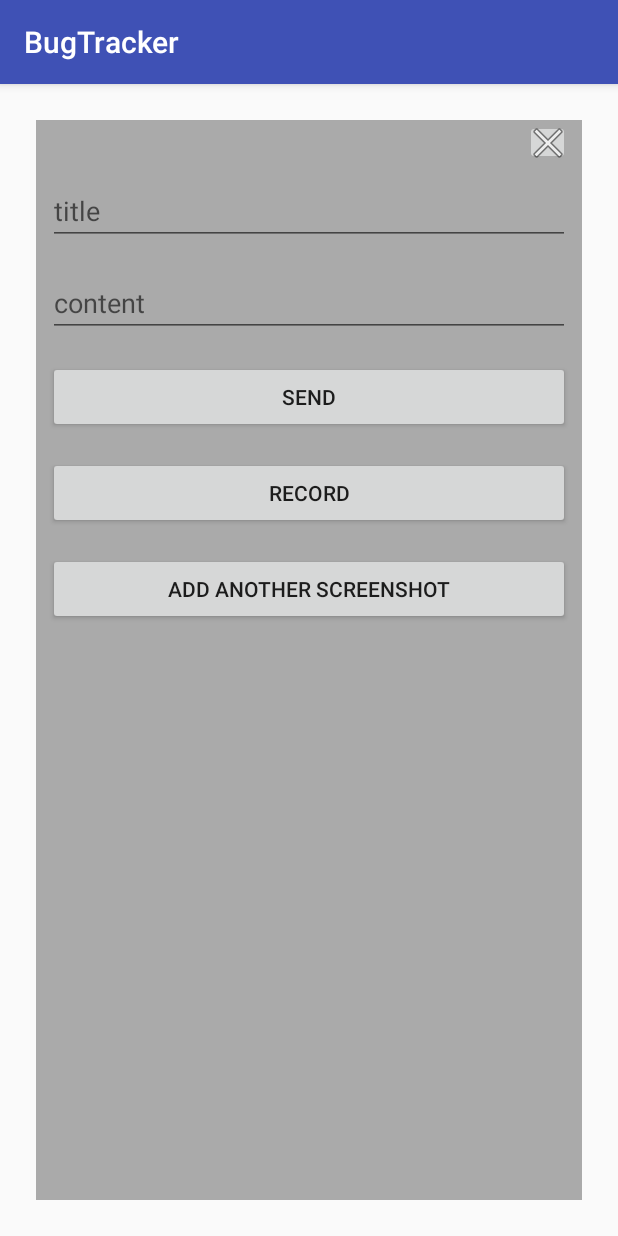
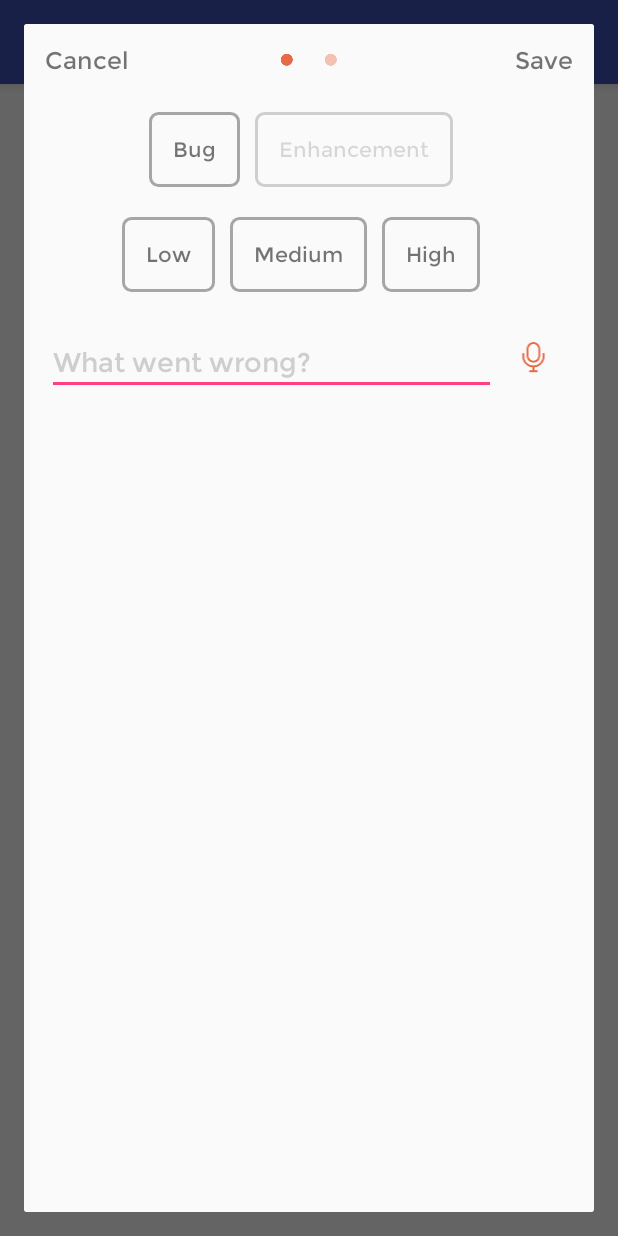
Before and after one commit to MoodupDev/DebuggIt-Android, an Android app: the fragment DrawFragment shown on its own in the app's theme, after a tap on "Save", on a phone screen of 412 x 824 dp. Run offline under Robolectric (Android 15) with nearby library versions, the phone set to English and light mode, and no system bars; our stand-ins replace ButterKnife; libraries missing offline, so code that uses them is left out: com.cloudinary, com.cloudinary.utils; 3 statements that could not run were skipped.

Commit message:
Update report fragment

```diff
--- a/bugreporter/src/main/java/com/moodup/bugreporter/DrawFragment.java
+++ b/bugreporter/src/main/java/com/moodup/bugreporter/DrawFragment.java
@@ -6,11 +6,10 @@ import android.os.AsyncTask;
 import android.os.Bundle;
 import android.support.annotation.Nullable;
 import android.support.v4.app.Fragment;
-import android.support.v4.app.FragmentTransaction;
+import android.support.v4.app.FragmentManager;
 import android.view.LayoutInflater;
 import android.view.View;
 import android.view.ViewGroup;
-import android.widget.Button;
 import android.widget.ImageView;
 
 import com.cloudinary.utils.ObjectUtils;
@@ -129,10 +128,12 @@ public class DrawFragment extends Fragment {
 
             BugReporter.getInstance().getReport().getScreensUrls().addAll(s);
 
-            FragmentTransaction transaction = getActivity().getSupportFragmentManager().beginTransaction();
-            transaction.add(android.R.id.content, ReportFragment.newInstance(), ReportFragment.TAG);
-            transaction.addToBackStack(null);
-            transaction.commit();
+//            FragmentTransaction transaction = getActivity().getSupportFragmentManager().beginTransaction();
+//            transaction.add(android.R.id.content, ReportFragment.newInstance(), ReportFragment.TAG);
+//            transaction.addToBackStack(null);
+//            transaction.commit();
+            FragmentManager fm = getActivity().getSupportFragmentManager();
+            new ReportFragment().show(fm, ReportFragment.TAG);
 
             super.onPostExecute(s);
         }
--- a/bugreporter/src/main/java/com/moodup/bugreporter/ReportFragment.java
+++ b/bugreporter/src/main/java/com/moodup/bugreporter/ReportFragment.java
@@ -4,19 +4,19 @@ import android.app.ProgressDialog;
 import android.os.AsyncTask;
 import android.os.Bundle;
 import android.support.annotation.Nullable;
+import android.support.v4.app.DialogFragment;
 import android.support.v4.app.Fragment;
 import android.support.v4.app.FragmentManager;
+import android.support.v4.app.FragmentPagerAdapter;
+import android.support.v4.view.ViewPager;
 import android.view.LayoutInflater;
 import android.view.View;
 import android.view.ViewGroup;
-import android.widget.Button;
-import android.widget.EditText;
-import android.widget.ImageButton;
+import android.widget.ImageView;
+import android.widget.LinearLayout;
 
 import com.cloudinary.utils.ObjectUtils;
 
-import java.io.FileInputStream;
-import java.io.FileNotFoundException;
 import java.io.IOException;
 import java.io.InputStream;
 import java.util.ArrayList;
@@ -25,13 +25,15 @@ import java.util.Map;
 
 import butterknife.ButterKnife;
 
-public class ReportFragment extends Fragment {
+public class ReportFragment extends DialogFragment implements ViewPager.OnPageChangeListener {
 
     protected static final String TAG = ReportFragment.class.getSimpleName();
+    private static final int DOTS_COUNT = 2;
 
     private ApiClient apiClient;
     private AudioCaptureHelper audioCaptureHelper;
     private ProgressDialog dialog;
+    private ImageView[] dots;
 
     protected static ReportFragment newInstance() {
         ReportFragment fragment = new ReportFragment();
@@ -69,24 +71,25 @@ public class ReportFragment extends Fragment {
 
     private View initViews(LayoutInflater inflater, ViewGroup container) {
         View view = inflater.inflate(R.layout.fragment_reporter, container, false);
+        initViewPager(view);
+        initButtons(view);
+        return view;
+    }
 
-        final EditText title = ButterKnife.findById(view, R.id.bug_title);
-        final EditText content = ButterKnife.findById(view, R.id.bug_content);
-
-        ImageButton close = ButterKnife.findById(view, R.id.bug_close);
-        Button send = ButterKnife.findById(view, R.id.bug_send_button);
-        Button record = ButterKnife.findById(view, R.id.record_button);
-        Button addAnotherScreen = ButterKnife.findById(view, R.id.screenshot_button);
+    private void initButtons(View view) {
+        MontserratTextView send = ButterKnife.findById(view, R.id.bug_send_button);
+        MontserratTextView cancel = ButterKnife.findById(view, R.id.bug_close);
 
         send.setOnClickListener(new View.OnClickListener() {
             @Override
             public void onClick(View v) {
                 dialog.show();
+                Report report = BugReporter.getInstance().getReport();
                 apiClient.addIssue(
-                        title.getText().toString(),
-                        content.getText().toString()
-                                + getUrlAsStrings(BugReporter.getInstance().getReport().getScreensUrls(), false)
-                                + getUrlAsStrings(BugReporter.getInstance().getReport().getAudioUrls(), true),
+                        report.getTitle(),
+                        report.getContent()
+                                + getUrlAsStrings(report.getScreensUrls(), false)
+                                + getUrlAsStrings(report.getAudioUrls(), true),
                         new ApiClient.HttpHandler() {
                             @Override
                             public void done(HttpResponse data) {
@@ -98,50 +101,60 @@ public class ReportFragment extends Fragment {
             }
         });
 
-        record.setOnClickListener(new View.OnClickListener() {
+        cancel.setOnClickListener(new View.OnClickListener() {
             @Override
             public void onClick(View v) {
-                v.setSelected(!v.isSelected());
-                if (v.isSelected()) {
-                    try {
-                        audioCaptureHelper.startRecording(getActivity().getExternalCacheDir().getAbsolutePath() + "/recording.mpeg");
-                    } catch (NullPointerException e) {
-                        e.printStackTrace();
-                    }
-                } else {
-                    audioCaptureHelper.stopRecording();
-                    try {
-                        dialog.show();
-                        new UploadAudioAsyncTask().execute(new FileInputStream(audioCaptureHelper.getFilePath()));
-                    } catch (FileNotFoundException e) {
-                        e.printStackTrace();
-                    }
-                }
+                dismiss();
+                BugReporter.getInstance().getReport().clear();
             }
         });
+    }
 
-        addAnotherScreen.setOnClickListener(new View.OnClickListener() {
-            @Override
-            public void onClick(View v) {
-                BugReporter.getInstance().getReport().setTitle(title.getText().toString());
-                BugReporter.getInstance().getReport().setContent(content.getText().toString());
+    private void initViewPager(View view) {
+        ViewPager viewPager = ButterKnife.findById(view, R.id.report_view_pager);
+        viewPager.addOnPageChangeListener(this);
+        initViewPagerIndicator(view);
+        ReportViewPagerAdapter adapter = new ReportViewPagerAdapter(getChildFragmentManager());
+        viewPager.setAdapter(adapter);
+    }
 
-                getActivity().getSupportFragmentManager().popBackStack(null, FragmentManager.POP_BACK_STACK_INCLUSIVE);
-                BugReporter.getInstance().showDrawFragment();
-            }
-        });
+    private void initViewPagerIndicator(View view) {
+        LinearLayout dotsIndicator = ButterKnife.findById(view, R.id.view_pager_indicators);
+        dots = new ImageView[DOTS_COUNT];
+        for(int i = 0; i < DOTS_COUNT; i++) {
+            dots[i] = new ImageView(getContext());
+            dots[i].setImageDrawable(getResources().getDrawable(R.drawable.circle_not_active));
 
-        close.setOnClickListener(new View.OnClickListener() {
-            @Override
-            public void onClick(View v) {
-                getActivity().getSupportFragmentManager().popBackStackImmediate();
-            }
-        });
+            LinearLayout.LayoutParams params = new LinearLayout.LayoutParams(
+                    LinearLayout.LayoutParams.WRAP_CONTENT,
+                    LinearLayout.LayoutParams.WRAP_CONTENT
+            );
 
-        title.setText(BugReporter.getInstance().getReport().getTitle());
-        content.setText(BugReporter.getInstance().getReport().getContent());
+            params.setMargins(16, 0, 16, 0);
 
-        return view;
+            dotsIndicator.addView(dots[i], params);
+        }
+
+        dots[0].setImageDrawable(getResources().getDrawable(R.drawable.cricle_active));
+    }
+
+    @Override
+    public void onPageScrolled(int position, float positionOffset, int positionOffsetPixels) {
+
+    }
+
+    @Override
+    public void onPageSelected(int position) {
+        for(int i = 0; i < DOTS_COUNT; i++) {
+            dots[i].setImageDrawable(getResources().getDrawable(R.drawable.circle_not_active));
+        }
+
+        dots[position].setImageDrawable(getResources().getDrawable(R.drawable.cricle_active));
+    }
+
+    @Override
+    public void onPageScrollStateChanged(int state) {
+
     }
 
     private String getUrlAsStrings(List<String> urls, boolean isMediaFile) {
@@ -189,4 +202,21 @@ public class ReportFragment extends Fragment {
             super.onPostExecute(s);
         }
     }
+
+    private class ReportViewPagerAdapter extends FragmentPagerAdapter {
+
+        public ReportViewPagerAdapter(FragmentManager fm) {
+            super(fm);
+        }
+
+        @Override
+        public Fragment getItem(int position) {
+            return BugDescriptionFragment.newInstance(position);
+        }
+
+        @Override
+        public int getCount() {
+            return 2;
+        }
+    }
 }
--- a/bugreporter/src/main/res/layout/fragment_reporter.xml
+++ b/bugreporter/src/main/res/layout/fragment_reporter.xml
@@ -1,52 +1,41 @@
 <?xml version="1.0" encoding="utf-8"?>
-<LinearLayout xmlns:android="http://schemas.android.com/apk/res/android"
-    android:layout_width="match_parent"
-    android:layout_height="match_parent"
-    android:layout_margin="@dimen/big_margin"
-    android:background="@android:color/darker_gray"
-    android:orientation="vertical">
+<RelativeLayout
+    xmlns:android="http://schemas.android.com/apk/res/android"
+    android:layout_width="wrap_content"
+    android:layout_height="wrap_content"
+    android:layout_margin="@dimen/big_margin">
 
-    <ImageButton
-        android:id="@+id/bug_close"
-        android:layout_width="30dp"
-        android:layout_height="30dp"
-        android:layout_gravity="right"
-        android:layout_marginRight="@dimen/small_margin"
-        android:src="@android:drawable/ic_menu_close_clear_cancel" />
-
-    <EditText
-        android:id="@+id/bug_title"
+    <RelativeLayout
+        android:id="@+id/top_bar"
+        xmlns:android="http://schemas.android.com/apk/res/android"
         android:layout_width="match_parent"
         android:layout_height="wrap_content"
-        android:layout_margin="@dimen/small_margin"
-        android:hint="title" />
+        android:background="@color/bar.background">
 
-    <EditText
-        android:id="@+id/bug_content"
+        <com.moodup.bugreporter.MontserratTextView
+            android:id="@+id/bug_close"
+            style="@style/BarTextButton"
+            android:layout_alignParentLeft="true"
+            android:text="@string/button.cancel"/>
+
+        <LinearLayout
+            android:id="@+id/view_pager_indicators"
+            android:layout_width="match_parent"
+            android:layout_height="wrap_content"
+            android:layout_centerInParent="true"
+            android:gravity="center_horizontal"
+            android:orientation="horizontal"/>
+
+        <com.moodup.bugreporter.MontserratTextView
+            android:id="@+id/bug_send_button"
+            style="@style/BarTextButton"
+            android:layout_alignParentRight="true"
+            android:text="@string/button.save"/>
+    </RelativeLayout>
+
+    <android.support.v4.view.ViewPager
+        android:id="@+id/report_view_pager"
         android:layout_width="match_parent"
-        android:layout_height="wrap_content"
-        android:layout_margin="@dimen/small_margin"
-        android:hint="content" />
-
-    <Button
-        android:id="@+id/bug_send_button"
-        android:layout_width="match_parent"
-        android:layout_height="wrap_content"
-        android:layout_margin="@dimen/small_margin"
-        android:text="Send" />
-
-    <Button
-        android:id="@+id/record_button"
-        android:layout_width="match_parent"
-        android:layout_height="wrap_content"
-        android:layout_margin="@dimen/small_margin"
-        android:text="Record" />
-
-    <Button
-        android:id="@+id/screenshot_button"
-        android:layout_width="match_parent"
-        android:layout_height="wrap_content"
-        android:layout_margin="@dimen/small_margin"
-        android:text="Add another screenshot" />
-
-</LinearLayout>
+        android:layout_height="match_parent"
+        android:layout_below="@+id/top_bar"/>
+</RelativeLayout>
```
